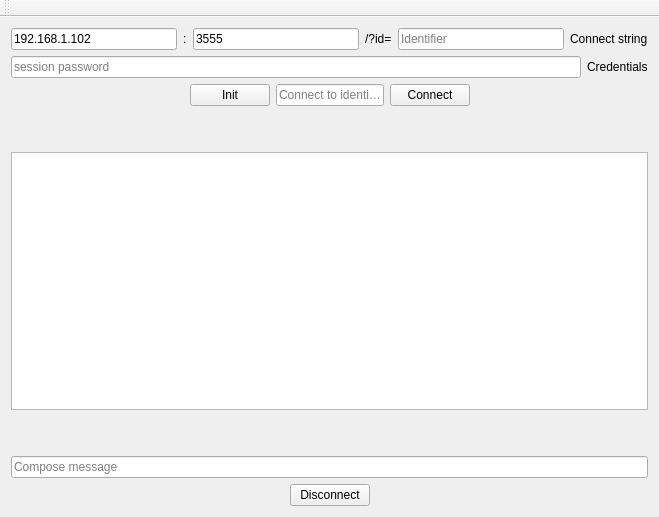
The window that mainwindow.ui (blabu/CommunicationUI) describes before a commit, drawn with Qt 5.
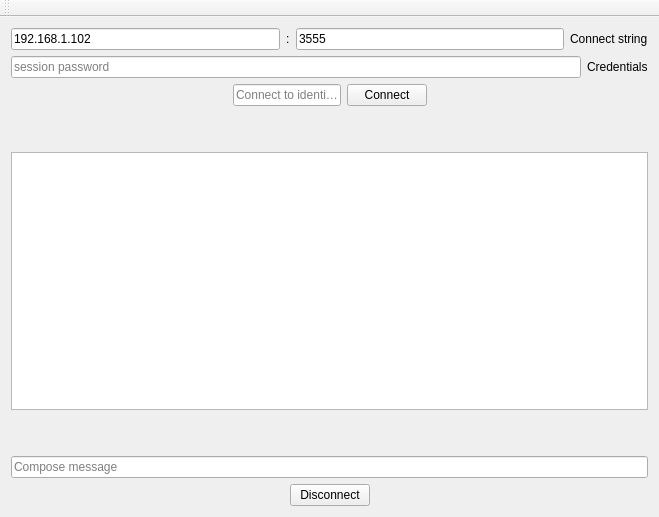
The same window after the commit.

The edit to the form file:
```diff
--- a/mainwindow.ui
+++ b/mainwindow.ui
@@ -70,20 +70,6 @@
           </property>
          </widget>
         </item>
-        <item>
-         <widget class="QLabel" name="label_4">
-          <property name="text">
-           <string>/?id=</string>
-          </property>
-         </widget>
-        </item>
-        <item>
-         <widget class="QLineEdit" name="Id">
-          <property name="placeholderText">
-           <string notr="true">Identifier</string>
-          </property>
-         </widget>
-        </item>
         <item>
          <widget class="QLabel" name="label">
           <property name="text">
@@ -129,13 +115,6 @@
           </property>
          </spacer>
         </item>
-        <item>
-         <widget class="QPushButton" name="Init">
-          <property name="text">
-           <string>Init</string>
-          </property>
-         </widget>
-        </item>
         <item>
          <widget class="QLineEdit" name="Identifier">
           <property name="sizePolicy">
```
